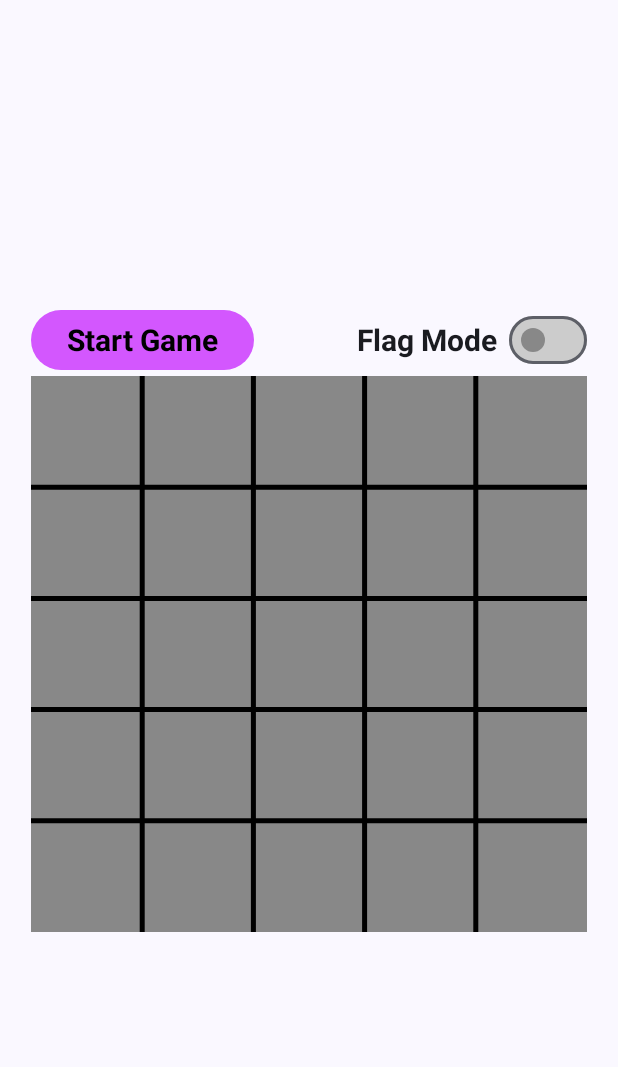
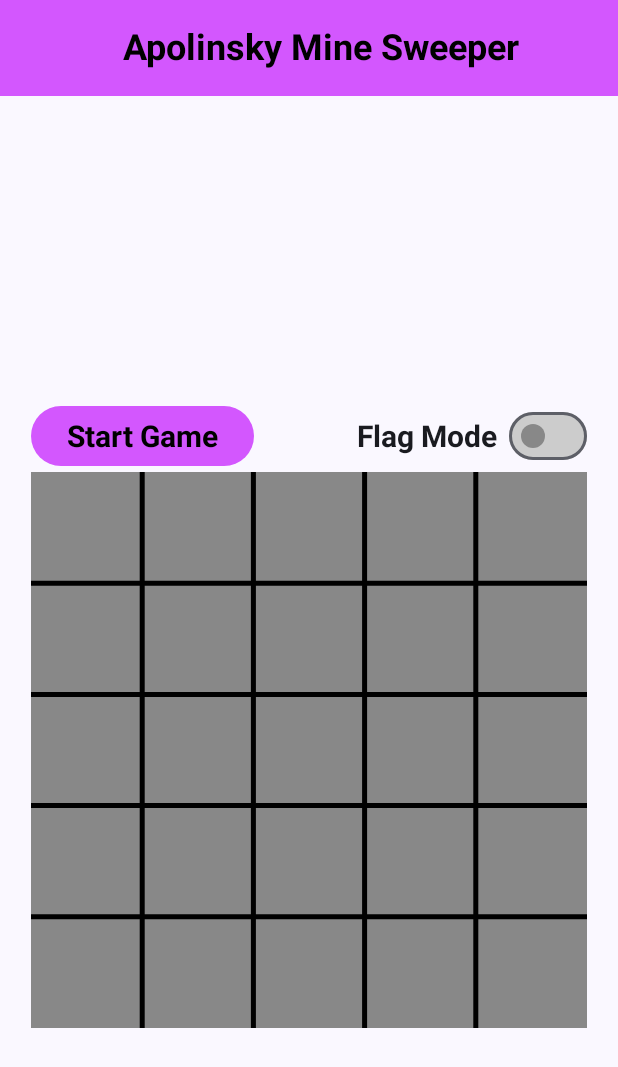
Before and after one commit to charlie-apolseed/AndroidMineSweeper, an Android app built with Jetpack Compose: the screen it shows after launch (MainActivity), on a phone screen of 412 x 824 dp. Shown: the top 1067 px of the screen. Run offline under Robolectric (Android 15) with nearby library versions, the phone set to English and light mode, and no system bars.

Commit message:
[Implementation] Extracted string resources

```diff
--- a/app/src/main/java/com/example/apolinskyminesweeper/MainActivity.kt
+++ b/app/src/main/java/com/example/apolinskyminesweeper/MainActivity.kt
@@ -1,23 +1,32 @@
 package com.example.apolinskyminesweeper
 
+import android.graphics.fonts.FontStyle
 import android.os.Bundle
 import androidx.activity.ComponentActivity
 import androidx.activity.compose.setContent
 import androidx.activity.enableEdgeToEdge
 import androidx.compose.foundation.background
 import androidx.compose.foundation.layout.Arrangement
+import androidx.compose.foundation.layout.Box
 import androidx.compose.foundation.layout.Column
 import androidx.compose.foundation.layout.fillMaxSize
 import androidx.compose.foundation.layout.fillMaxWidth
 import androidx.compose.foundation.layout.height
 import androidx.compose.foundation.layout.padding
+import androidx.compose.material3.ExperimentalMaterial3Api
 import androidx.compose.material3.MaterialTheme
 import androidx.compose.material3.Scaffold
 import androidx.compose.material3.Text
+import androidx.compose.material3.TopAppBar
+import androidx.compose.material3.TopAppBarDefaults
+import androidx.compose.material3.TopAppBarState
 import androidx.compose.runtime.Composable
 import androidx.compose.ui.Alignment
 import androidx.compose.ui.Modifier
 import androidx.compose.ui.graphics.Color
+import androidx.compose.ui.res.stringResource
+import androidx.compose.ui.text.TextStyle
+import androidx.compose.ui.text.font.FontWeight
 import androidx.compose.ui.tooling.preview.Preview
 import androidx.compose.ui.unit.dp
 import androidx.compose.ui.unit.sp
@@ -25,16 +34,43 @@ import com.example.apolinskyminesweeper.ui.screen.MineSweeperScreen
 import com.example.apolinskyminesweeper.ui.theme.ApolinskyMineSweeperTheme
 
 class MainActivity : ComponentActivity() {
+    @OptIn(ExperimentalMaterial3Api::class)
     override fun onCreate(savedInstanceState: Bundle?) {
         super.onCreate(savedInstanceState)
         enableEdgeToEdge()
         setContent {
             ApolinskyMineSweeperTheme {
-                Scaffold(modifier = Modifier.fillMaxSize()) { innerPadding ->
+                Scaffold(
+                    modifier = Modifier.fillMaxSize(),
+                    topBar = {
+                        TopAppBar(
+                            title = {
+                                // Use a Box to center the title within the TopAppBar
+                                Box(
+                                    modifier = Modifier.fillMaxWidth(),
+                                    contentAlignment = Alignment.Center
+                                ) {
+                                    Text(
+                                        text = stringResource(R.string.apolinsky_mine_sweeper),
+                                        fontSize = 24.sp,
+                                        style = TextStyle(
+                                            fontSize = 20.sp,
+                                            fontWeight = FontWeight.Bold
+                                        ),
+                                        color = Color.Black
+                                    )
+                                }
+                            },
+                            // Set the background color of the TopAppBar
+                            colors = TopAppBarDefaults.topAppBarColors(
+                                containerColor = Color(0xFFD357FE)
+                            )
+                        )
+                    }
+                ) { innerPadding ->
                     MineSweeperScreen(modifier = Modifier.padding(innerPadding))
                 }
             }
         }
-
     }
 }
--- a/app/src/main/java/com/example/apolinskyminesweeper/ui/screen/MineSweeperScreen.kt
+++ b/app/src/main/java/com/example/apolinskyminesweeper/ui/screen/MineSweeperScreen.kt
@@ -23,14 +23,20 @@ import androidx.compose.ui.Modifier
 import androidx.compose.ui.geometry.Offset
 import androidx.compose.ui.geometry.Size
 import androidx.compose.ui.graphics.Color
+import androidx.compose.ui.graphics.ImageBitmap
 import androidx.compose.ui.input.pointer.pointerInput
+import androidx.compose.ui.res.imageResource
+import androidx.compose.ui.res.stringResource
 import androidx.compose.ui.text.TextStyle
 import androidx.compose.ui.text.drawText
 import androidx.compose.ui.text.font.FontWeight
 import androidx.compose.ui.text.rememberTextMeasurer
+import androidx.compose.ui.unit.IntOffset
+import androidx.compose.ui.unit.IntSize
 import androidx.compose.ui.unit.dp
 import androidx.compose.ui.unit.sp
 import androidx.lifecycle.viewmodel.compose.viewModel
+import com.example.apolinskyminesweeper.R
 
 
 @Composable
@@ -60,7 +66,7 @@ fun MineSweeperScreen(
                 )
             ) {
                 Text(
-                    text = "Start Game",
+                    text = stringResource(R.string.start_game),
                     style = TextStyle(
                         fontSize = 20.sp,
                         fontWeight = FontWeight.Bold
@@ -68,7 +74,7 @@ fun MineSweeperScreen(
             }
 
             Row(verticalAlignment = Alignment.CenterVertically) {
-                Text(text = "Flag Mode", modifier = Modifier.padding(end = 8.dp) ,
+                Text(text = stringResource(R.string.flag_mode), modifier = Modifier.padding(end = 8.dp) ,
                     style = TextStyle(fontSize = 20.sp, fontWeight = FontWeight.Bold))
                 Switch(
                     checked = mineSweeperModel.flagMode,
@@ -85,7 +91,7 @@ fun MineSweeperScreen(
             }
         }
 
-
+        val imageFlagIcon = ImageBitmap.imageResource(R.drawable.flagicon)
 
         Canvas(
             modifier = Modifier
@@ -130,14 +136,24 @@ fun MineSweeperScreen(
                             size = Size(size.width / 5, size.width / 5)
                         )
                         if (value == "flag") {
-                            drawCircle(
-                                Color.Red,
-                                radius = size.width / 10,
-                                center = Offset(
-                                    (size.width / 5) * (col + .5f),
-                                    (size.width / 5) * (row + .5f)
+                            drawImage(imageFlagIcon,
+                                srcOffset = IntOffset(0,0),
+                                srcSize = IntSize(imageFlagIcon.width,imageFlagIcon.height),
+                                dstOffset = IntOffset(((size.width / 5) * (col) + (size.width / 35)).toInt(),
+                                    ((size.width / 5) * (row) + (size.height / 45)).toInt()
+                                ),
+                                dstSize = IntSize((size.width / 6).toInt(),
+                                    (size.width / 6).toInt()
                                 )
                             )
+//                            drawCircle(
+//                                Color.Red,
+//                                radius = size.width / 10,
+//                                center = Offset(
+//                                    (size.width / 5) * (col + .5f),
+//                                    (size.width / 5) * (row + .5f)
+//                                )
+//                            )
                         } else {
                             // Measure the text before drawing
                             val textLayoutResult = textMeasurer.measure(
@@ -177,13 +193,15 @@ fun MineSweeperScreen(
                             contentColor = Color.Black
                         )
                     ) {
-                        Text("Restart")
+                        Text(stringResource(R.string.restart))
                     }
                 },
-                title = { Text("Game Over") },
+                title = { Text(stringResource(R.string.game_over)) },
                 text = {
                     Text(
-                        if (mineSweeperModel.isGameWon) "You Won!" else "You Lost!",
+                        if (mineSweeperModel.isGameWon) stringResource(R.string.you_won) else stringResource(
+                            R.string.you_lost
+                        ),
                         style = TextStyle(fontSize = 18.sp) // Optional: Adjust text size
                     )
                 }
--- a/app/src/main/res/values/strings.xml
+++ b/app/src/main/res/values/strings.xml
@@ -1,3 +1,10 @@
 <resources>
     <string name="app_name">ApolinskyMineSweeper</string>
+    <string name="start_game">Start Game</string>
+    <string name="flag_mode">Flag Mode</string>
+    <string name="game_over">Game Over</string>
+    <string name="restart">Restart</string>
+    <string name="you_won">You Won!</string>
+    <string name="you_lost">You Lost!</string>
+    <string name="apolinsky_mine_sweeper">Apolinsky Mine Sweeper</string>
 </resources>
```
Also changed, not shown: app/src/main/res/drawable/flagicon.png (added).
